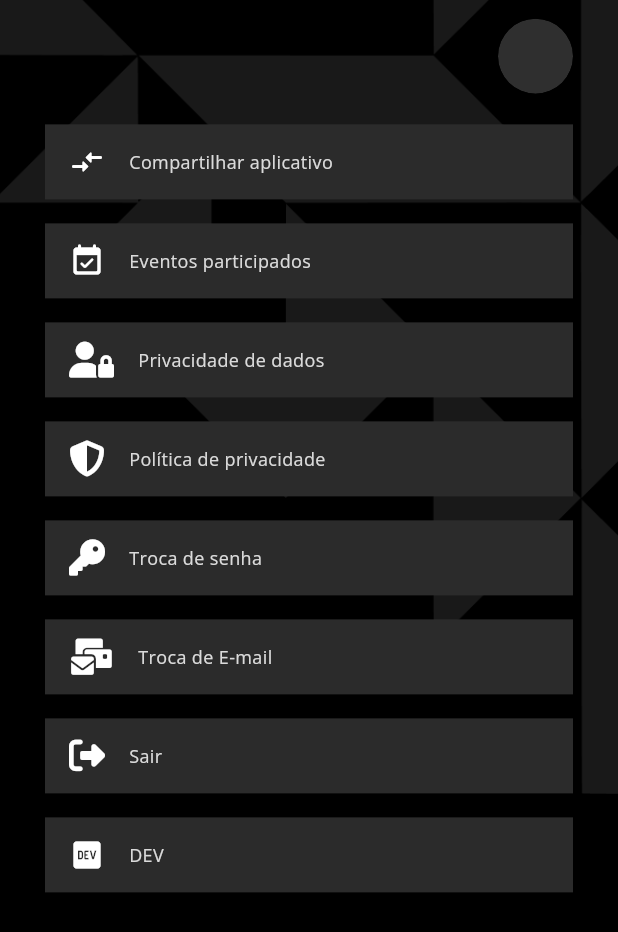
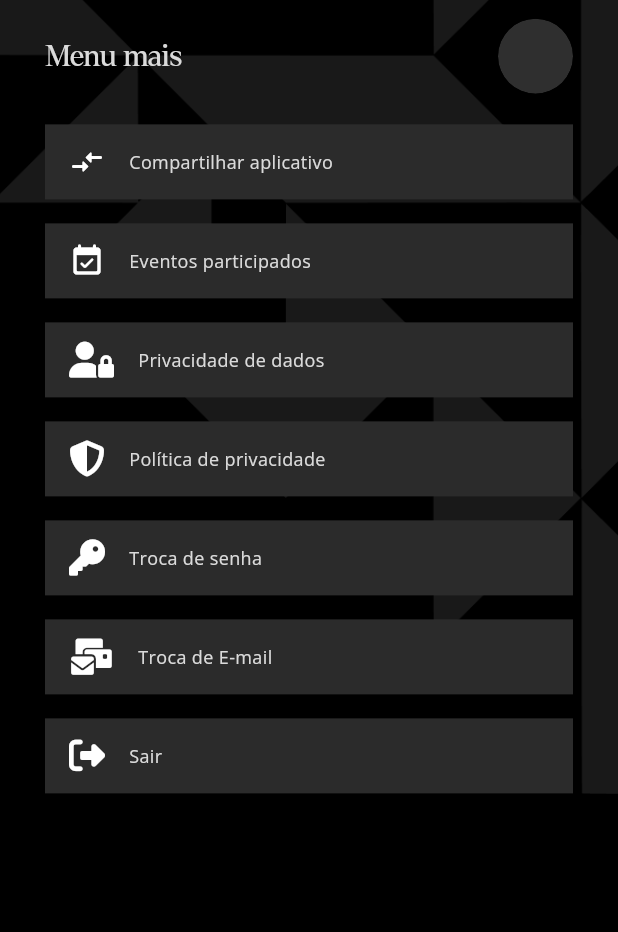
Before and after one commit to RyanProgramador/Giants, a Flutter app: the MaisWidget screen opened directly, on a phone screen of 412 x 824 dp. Shown: the top 932 px of the screen. Run offline on Flutter 3.47's test engine with Material 3 defaults, Android fonts, the phone set to English and light mode, and no system bars; our stand-ins replace auto_size_text, barcode_widget, camera, carousel_slider, chewie, country_code_picker and 16 more; missing offline and left inert: flutter_barcode_scanner, json_path, mime_type; accounts and stored records are empty; key blocks and very long unbroken strings in the code were emptied for the run.

Commit message:
Updating to latest FlutterFlow output.

```diff
--- a/lib/old_app/menu_mais/mais/mais_widget.dart
+++ b/lib/old_app/menu_mais/mais/mais_widget.dart
@@ -93,7 +93,7 @@ class _MaisWidgetState extends State<MaisWidget> {
                           padding: EdgeInsetsDirectional.fromSTEB(
                               30.0, 0.0, 0.0, 0.0),
                           child: Text(
-                            FFAppState().usrID,
+                            'Menu mais',
                             style: FlutterFlowTheme.of(context)
                                 .bodyMedium
                                 .override(
@@ -900,6 +900,7 @@ class _MaisWidgetState extends State<MaisWidget> {
                                   ),
                                 ),
                               ),
+                              if (true == false)
                                 Padding(
                                   padding: EdgeInsets.all(8.0),
                                   child: InkWell(
@@ -915,7 +916,8 @@ class _MaisWidgetState extends State<MaisWidget> {
                                       height: 50.0,
                                       decoration: BoxDecoration(
                                         color: Color(0xFF2B2B2B),
-                                      borderRadius: BorderRadius.circular(0.0),
+                                        borderRadius:
+                                            BorderRadius.circular(0.0),
                                       ),
                                       child: Padding(
                                         padding: EdgeInsetsDirectional.fromSTEB(
@@ -924,8 +926,8 @@ class _MaisWidgetState extends State<MaisWidget> {
                                           mainAxisSize: MainAxisSize.max,
                                           children: [
                                             Padding(
-                                            padding:
-                                                EdgeInsetsDirectional.fromSTEB(
+                                              padding: EdgeInsetsDirectional
+                                                  .fromSTEB(
                                                       0.0, 0.0, 16.0, 0.0),
                                               child: Icon(
                                                 Icons.logo_dev,
@@ -935,7 +937,8 @@ class _MaisWidgetState extends State<MaisWidget> {
                                             ),
                                             Text(
                                               'DEV',
-                                            style: FlutterFlowTheme.of(context)
+                                              style:
+                                                  FlutterFlowTheme.of(context)
                                                       .bodyMedium,
                                             ),
                                           ],
```
Lines whose indentation alone changed are shown as unchanged.
